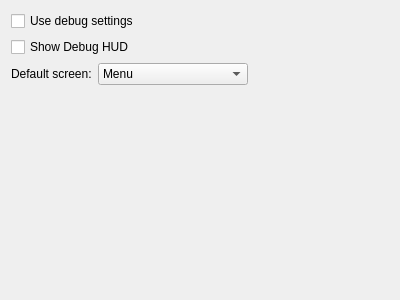
The window that Tools/DebugSettingsEditor/GeneralTab.ui (krre/origin) describes before a commit, drawn with Qt 5.
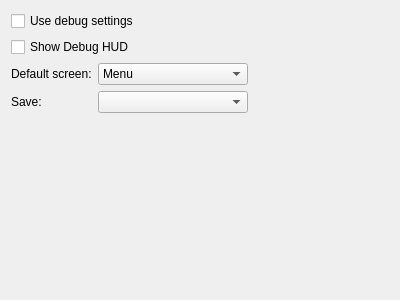
The same window after the commit.

Commit message: DSE: Add ComBobox for selecting save

```diff
--- a/Tools/DebugSettingsEditor/GeneralTab.ui
+++ b/Tools/DebugSettingsEditor/GeneralTab.ui
@@ -85,6 +85,16 @@
        </property>
       </spacer>
      </item>
+     <item row="1" column="0">
+      <widget class="QLabel" name="label_2">
+       <property name="text">
+        <string>Save:</string>
+       </property>
+      </widget>
+     </item>
+     <item row="1" column="1">
+      <widget class="QComboBox" name="comboBoxSave"/>
+     </item>
     </layout>
    </item>
    <item>
```
The commit also changes 2 other files.
